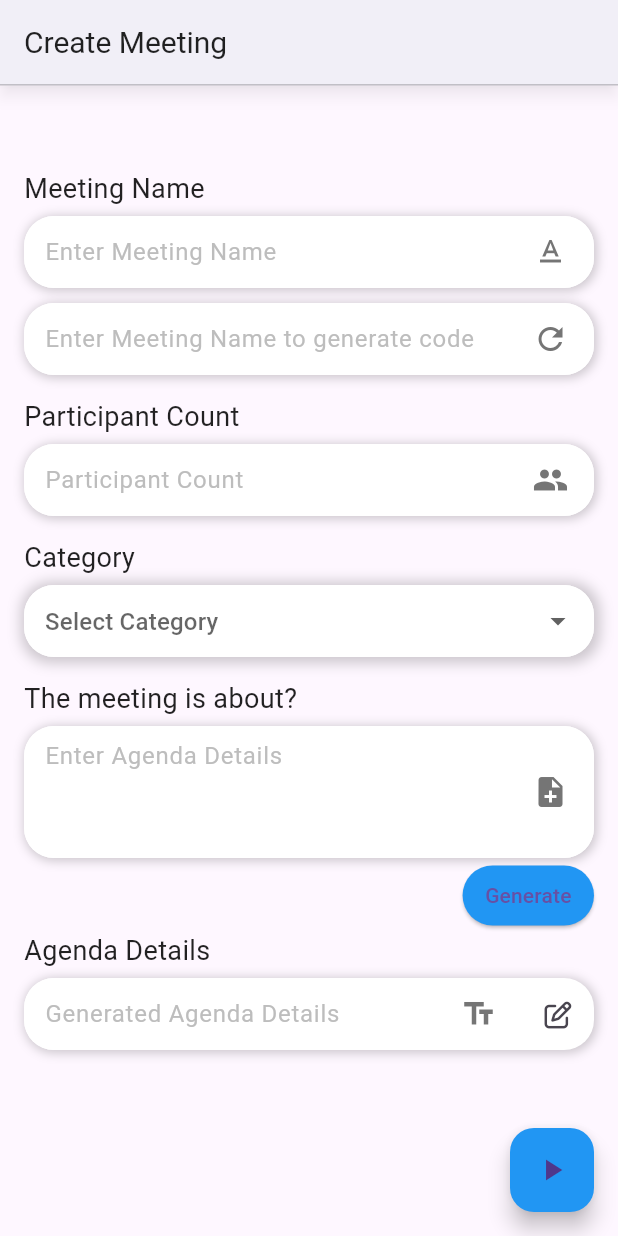
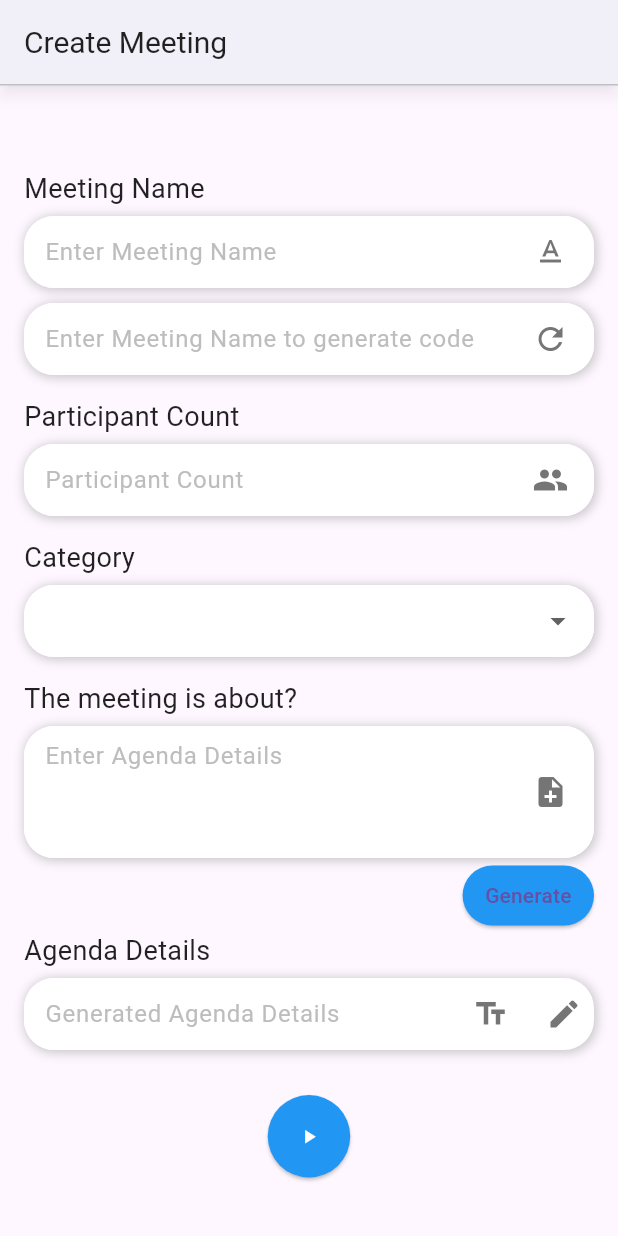
Before and after one commit to devi1262005/meet-app, a Flutter app: the Create screen opened directly, on a phone screen of 412 x 824 dp. Run offline on Flutter 3.47's test engine with Material 3 defaults, Android fonts, the phone set to English and light mode, and no system bars; our stand-ins replace font_awesome_flutter, google_fonts.

Commit message:
Update create.dart

```diff
--- a/meet/lib/page/create.dart
+++ b/meet/lib/page/create.dart
@@ -75,12 +75,7 @@ class _CreateState extends State<Create> {
     super.dispose();
   }
 
-  void _navigateToNextPage() {
-    Navigator.push(
-      context,
-      MaterialPageRoute(builder: (context) => NextMeetingPage()),
-    );
-  }
+
 
   void _toggleEditable() {
     setState(() {
@@ -206,15 +201,21 @@ class _CreateState extends State<Create> {
                 readOnly: !_isEditable, // Make the field editable based on _isEditable
                 hasEditIcon: true, // Show the edit icon
               ),
-              SizedBox(height: 50),
+              SizedBox(height: 30), // Space before the play button
+              Center(
+                child: ElevatedButton(
+                  onPressed: (){},
+                  style: ElevatedButton.styleFrom(
+                    shape: CircleBorder(),
+                    padding: EdgeInsets.all(20),
+                    backgroundColor: Colors.blue,
+                  ),
+                  child: Icon(Icons.play_arrow, size: 15, color: Colors.white),
+                ),
+              ),
             ],
           ),
         ),
-      ),
-      floatingActionButton: FloatingActionButton(
-        onPressed: _navigateToNextPage,
-        backgroundColor: Colors.blue,
-        child: Icon(Icons.play_arrow),
       ),
     );
   }
@@ -283,10 +284,13 @@ class _CreateState extends State<Create> {
                   readOnly: readOnly,
                 ),
               ),
-              if (hasEditIcon)
-                IconButton(
-                  icon: Icon(FontAwesomeIcons.penToSquare, size: 18),
-                  onPressed: _toggleEditable, // Toggles editing mode
+              if (hasEditIcon) // Show edit icon only if hasEditIcon is true
+                GestureDetector(
+                  onTap: _toggleEditable,
+                  child: Padding(
+                    padding: const EdgeInsets.symmetric(horizontal: 8.0),
+                    child: Icon(Icons.edit, color: Colors.grey.shade600),
+                  ),
                 ),
             ],
           ),
@@ -314,57 +318,38 @@ class _CreateState extends State<Create> {
             boxShadow: [
               BoxShadow(
                 color: Colors.black.withOpacity(0.2),
-                spreadRadius: 3,
-                blurRadius: 7,
+                spreadRadius: 1,
+                blurRadius: 5,
                 offset: Offset(1, 1),
               ),
             ],
           ),
           child: DropdownButtonFormField<String>(
             value: selectedCategory,
-            onChanged: (String? newValue) {
+            items: ['Workshop', 'Discussion', 'Conference', 'Standup']
+                .map((category) => DropdownMenuItem<String>(
+              value: category,
+              child: Text(category),
+            ))
+                .toList(),
+            onChanged: (value) {
               setState(() {
-                selectedCategory = newValue;
+                selectedCategory = value;
               });
             },
             decoration: InputDecoration(
-              hintText: 'Select Category',
-              hintStyle: TextStyle(
-                color: Colors.grey.shade400,
-              ),
               border: OutlineInputBorder(
                 borderRadius: BorderRadius.circular(20),
                 borderSide: BorderSide.none,
               ),
               filled: true,
               fillColor: Colors.white,
-              contentPadding: EdgeInsets.symmetric(horizontal: 10.0),
+              contentPadding:
+              EdgeInsets.symmetric(horizontal: 10.0, vertical: 8.0),
             ),
-            items: <String>['Business', 'Technology', 'Education', 'Health']
-                .map<DropdownMenuItem<String>>((String value) {
-              return DropdownMenuItem<String>(
-                value: value,
-                child: Text(value),
-              );
-            }).toList(),
           ),
         ),
       ],
     );
   }
 }
-
-
-class NextMeetingPage extends StatelessWidget {
-  @override
-  Widget build(BuildContext context) {
-    return Scaffold(
-      appBar: AppBar(
-        title: Text('Next Meeting Page'),
-      ),
-      body: Center(
-        child: Text('Next page content here'),
-      ),
-    );
-  }
-}
```
